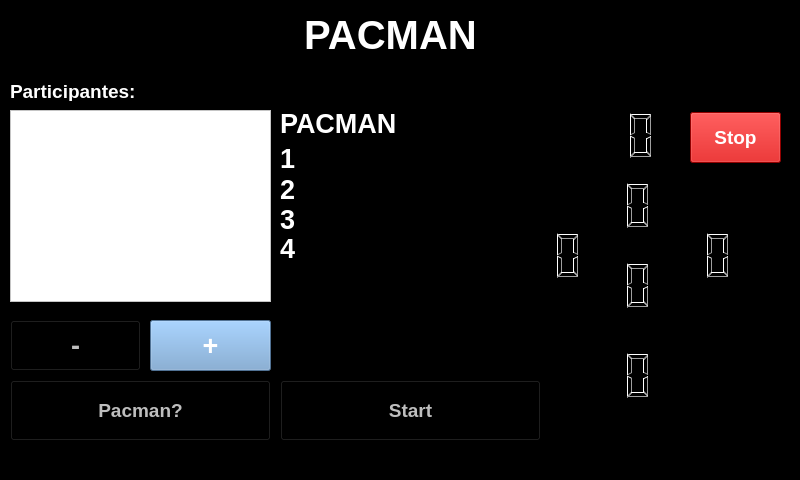
Old version of the form mainwindow.ui in the repository chingling123/gmxp_pacman.
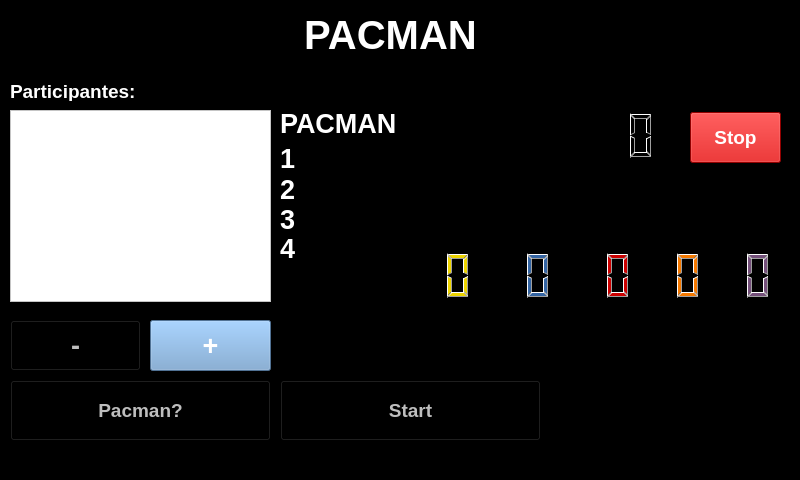
New version of the form.

The edit to the form file:
```diff
--- a/mainwindow.ui
+++ b/mainwindow.ui
@@ -267,14 +267,14 @@
    <widget class="QLCDNumber" name="lcdOne">
     <property name="geometry">
      <rect>
-      <x>590</x>
-      <y>180</y>
+      <x>490</x>
+      <y>250</y>
       <width>71</width>
       <height>51</height>
      </rect>
     </property>
     <property name="styleSheet">
-     <string notr="true"/>
+     <string notr="true">color: rgb(52, 101, 164);</string>
     </property>
     <property name="frameShape">
      <enum>QFrame::StyledPanel</enum>
@@ -298,14 +298,14 @@
    <widget class="QLCDNumber" name="lcdTwo">
     <property name="geometry">
      <rect>
-      <x>670</x>
-      <y>230</y>
+      <x>570</x>
+      <y>250</y>
       <width>71</width>
       <height>51</height>
      </rect>
     </property>
     <property name="styleSheet">
-     <string notr="true"/>
+     <string notr="true">color: rgb(204, 0, 0);</string>
     </property>
     <property name="frameShape">
      <enum>QFrame::StyledPanel</enum>
@@ -335,14 +335,14 @@
    <widget class="QLCDNumber" name="lcdPac">
     <property name="geometry">
      <rect>
-      <x>590</x>
-      <y>350</y>
+      <x>410</x>
+      <y>250</y>
       <width>71</width>
       <height>51</height>
      </rect>
     </property>
     <property name="styleSheet">
-     <string notr="true"/>
+     <string notr="true">color: rgb(237, 212, 0);</string>
     </property>
     <property name="frameShape">
      <enum>QFrame::StyledPanel</enum>
@@ -366,14 +366,14 @@
    <widget class="QLCDNumber" name="lcdFour">
     <property name="geometry">
      <rect>
-      <x>520</x>
-      <y>230</y>
+      <x>710</x>
+      <y>250</y>
       <width>71</width>
       <height>51</height>
      </rect>
     </property>
     <property name="styleSheet">
-     <string notr="true"/>
+     <string notr="true">color: rgb(117, 80, 123);</string>
     </property>
     <property name="frameShape">
      <enum>QFrame::StyledPanel</enum>
@@ -397,14 +397,14 @@
    <widget class="QLCDNumber" name="lcdThree">
     <property name="geometry">
      <rect>
-      <x>590</x>
-      <y>260</y>
+      <x>640</x>
+      <y>250</y>
       <width>71</width>
       <height>51</height>
      </rect>
     </property>
     <property name="styleSheet">
-     <string notr="true"/>
+     <string notr="true">color: rgb(245, 121, 0);</string>
     </property>
     <property name="frameShape">
      <enum>QFrame::StyledPanel</enum>
```
